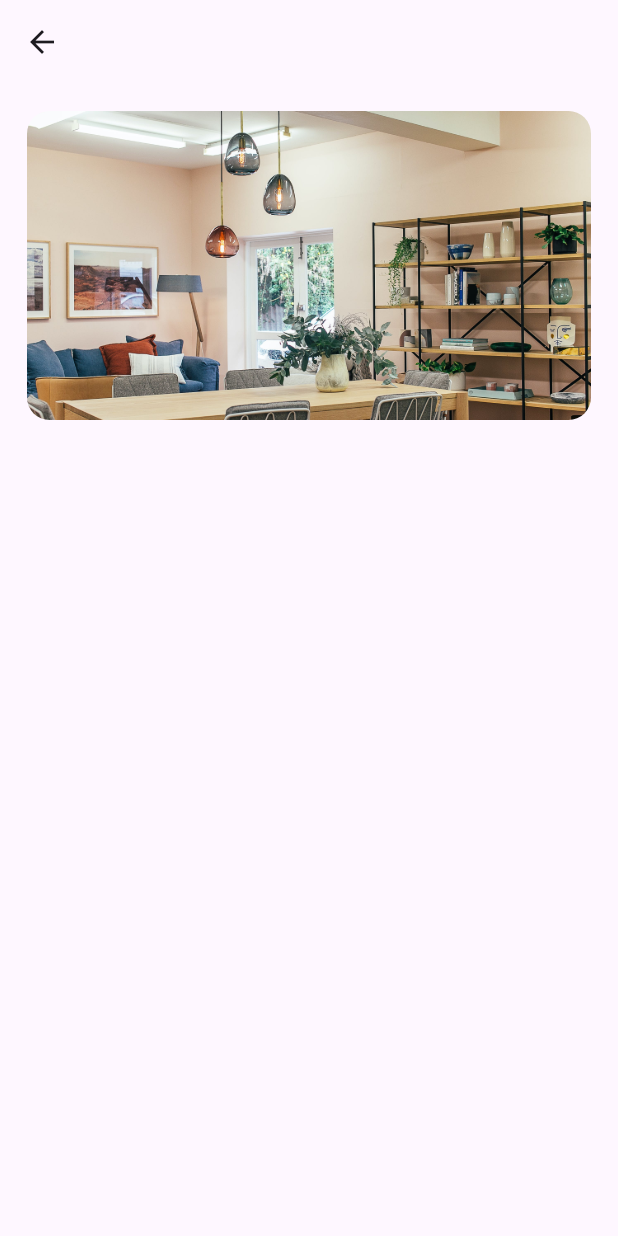
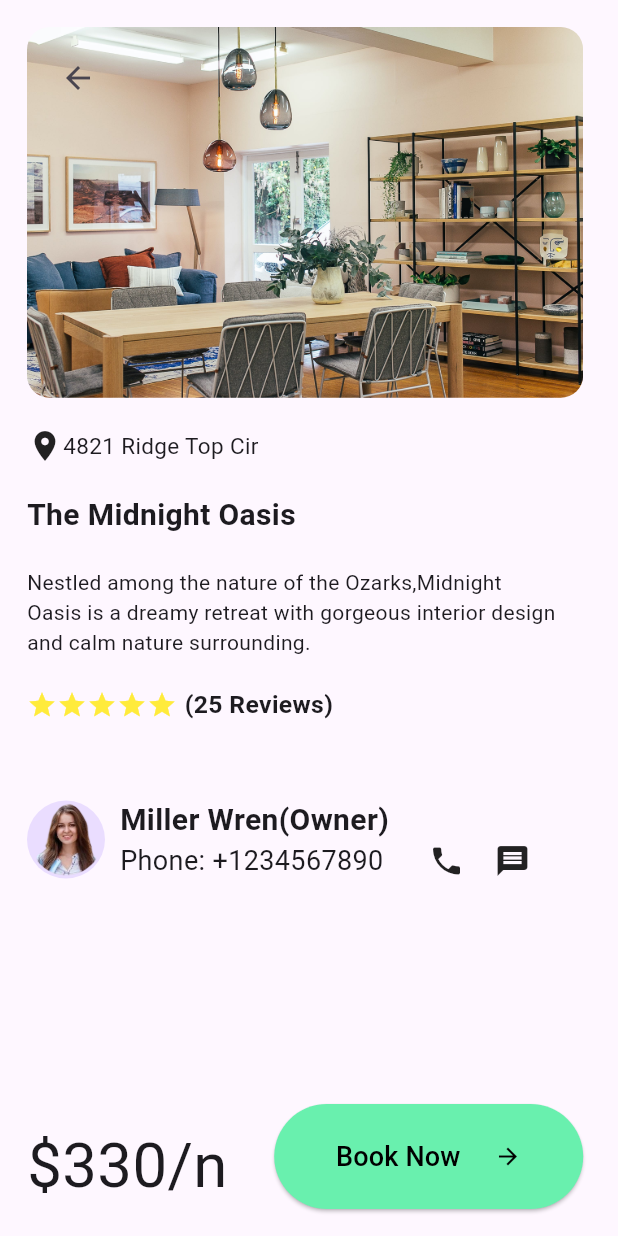
Before and after one commit to Amitkumarkoli/House_Harbor, a Flutter app: the ImageDescription screen opened directly, on a phone screen of 412 x 824 dp. Run offline on Flutter 3.47's test engine with Material 3 defaults, Android fonts, the light colour scheme and no system bars.

Commit message:
added more features in description page

```diff
--- a/lib/Screens/image_description.dart
+++ b/lib/Screens/image_description.dart
@@ -8,30 +8,170 @@ class ImageDescription extends StatefulWidget {
 }
 
 class _ImageDescriptionState extends State<ImageDescription> {
-
   @override
   Widget build(BuildContext context) {
-
     Size screenSize = MediaQuery.of(context).size;
 
-    return SafeArea(
-      child: Scaffold(
-        appBar: AppBar(leading:
-        IconButton(onPressed: () {
-          Navigator.pop(context);}, icon: const Icon(Icons.arrow_back),
-          )),
-        body: Padding(
+    int starRating = 5;
+    String numberOfReviews = '25';
+
+    return Scaffold(
+      body: SafeArea(
+        child: Padding(
           padding: const EdgeInsets.all(18.0),
-          child: Container(
-            width: screenSize.width,
-            height: screenSize.width*0.5,
-            decoration: BoxDecoration(
-              borderRadius: BorderRadius.circular(15.0) ,
-              image: const DecorationImage(image: AssetImage('assets/house1.jpg'),
-              alignment: Alignment.topCenter,
-              fit:BoxFit.cover
+          child: Row(
+            mainAxisAlignment: MainAxisAlignment.start,
+            children: [
+              Stack(
+                children: [
+                  Column(
+                    crossAxisAlignment: CrossAxisAlignment.start,
+                    children: [
+                      Container(
+                        width: screenSize.width * 0.9,
+                        height: screenSize.width * 0.6,
+                        decoration: BoxDecoration(
+                          borderRadius: BorderRadius.circular(15.0),
+                          image: const DecorationImage(
+                              image: AssetImage('assets/house1.jpg'),
+                              alignment: Alignment.topCenter,
+                              fit: BoxFit.cover),
+                        ),
+                      ),
+                      const SizedBox(height: 20),
+                      const Row(
+                        children: [
+                          Icon(Icons.location_on),
+                          Text(
+                            '4821 Ridge Top Cir',
+                            style: TextStyle(
+                              fontSize: 15.0,
+                            ),
+                          ),
+                        ],
+                      ),
+                      const SizedBox(height: 20),
+                      const Text(
+                        'The Midnight Oasis',
+                        style: TextStyle(
+                          fontSize: 20.0,
+                          fontWeight: FontWeight.bold,
+                        ),
+                      ),
+                      const SizedBox(height: 20),
+                      const Text(
+                        'Nestled among the nature of the Ozarks,Midnight \nOasis is a dreamy retreat with gorgeous interior design \nand calm nature surrounding.',
+                        style: TextStyle(
+                          fontSize: 14.0,
+                        ),
+                        textAlign: TextAlign.justify,
+                      ),
+                      const SizedBox(height: 20),
+                      Row(
+                        children: [
+                          for (int i = 0; i < starRating; i++)
+                            const Icon(
+                              Icons.star,
+                              color: Colors.yellow,
+                              size: 20,
+                            ),
+                          const SizedBox(width: 5),
+                          Text(
+                            '($numberOfReviews Reviews)',
+                            style: TextStyle(
+                              fontSize: screenSize.width * 0.04,
+                              fontWeight: FontWeight.bold,
+                            ),
+                          ),
+                        ],
+                      ),
+                      const SizedBox(height: 50),
+                      const Row(
+                        children: [
+                          CircleAvatar(
+                            backgroundImage:
+                                AssetImage('assets/owner_avatar.png'),
+                            radius: 26,
+                          ),
+                          SizedBox(width: 10),
+                          Column(
+                            crossAxisAlignment: CrossAxisAlignment.start,
+                            children: [
+                              Text(
+                                'Miller Wren(Owner)',
+                                style: TextStyle(
+                                  fontSize: 20,
+                                  fontWeight: FontWeight.bold,
+                                ),
+                              ),
+                              Row(
+                                children: [
+                                  Text(
+                                    'Phone: +1234567890',
+                                    style: TextStyle(
+                                      fontSize: 18,
+                                    ),
+                                  ),
+                                  SizedBox(width: 30),
+                                  Icon(Icons.phone),
+                                  SizedBox(width:20),
+                                  Icon(Icons.message)
+                                ],
+                              ),
+                            ],
+                          ),
+                        ],
+                      ),
+                    ],
+                  ),
+                  Positioned(
+                      top: 10,
+                      left: 10,
+                      child: IconButton(
+                          onPressed: () {
+                            Navigator.pop(context);
+                          },
+                          icon: const Icon(Icons.arrow_back))),
+                  Positioned(
+                    bottom: 0,
+                    right: 0,
+                    height: 70,
+                    width: screenSize.width * 0.5,
+                    child: ElevatedButton(
+                      onPressed: () {},
+                      style: ElevatedButton.styleFrom(
+                        padding: EdgeInsets.symmetric(
+                            horizontal: screenSize.width * 0.1,
+                            vertical: screenSize.width * 0.02),
+                        backgroundColor:
+                           const Color.fromARGB(255, 105, 240, 174),
+                        foregroundColor: Colors.black,
+                      ),
+                      child: const Row(
+                        children: [
+                          Text(
+                            'Book Now',
+                            style: TextStyle(fontSize: 18),
+                          ),
+                          Spacer(),
+                          Icon(Icons.arrow_forward)
+                        ],
+                      ),
+                    ),
+                  ),
+                  Positioned(
+                    bottom: 0,
+                    left: 0,
+                    child: Text(
+                      "\$330/n",
+                      style: TextStyle(
+                      fontSize: screenSize.width * 0.1
+                      ),
+                    )
+                  )
+                ],
               ),
-            ),
+            ],
           ),
         ),
       ),
--- a/pubspec.yaml
+++ b/pubspec.yaml
@@ -61,6 +61,7 @@ flutter:
   # To add assets to your application, add an assets section, like this:
   assets:
     - assets/profile.png
+    - assets/owner_avatar.png
     - assets/onboarding_image.jpeg
     - assets/house_image.jpeg
     - assets/house1.jpg
```
Also changed, not shown: assets/owner_avatar.png (added).
